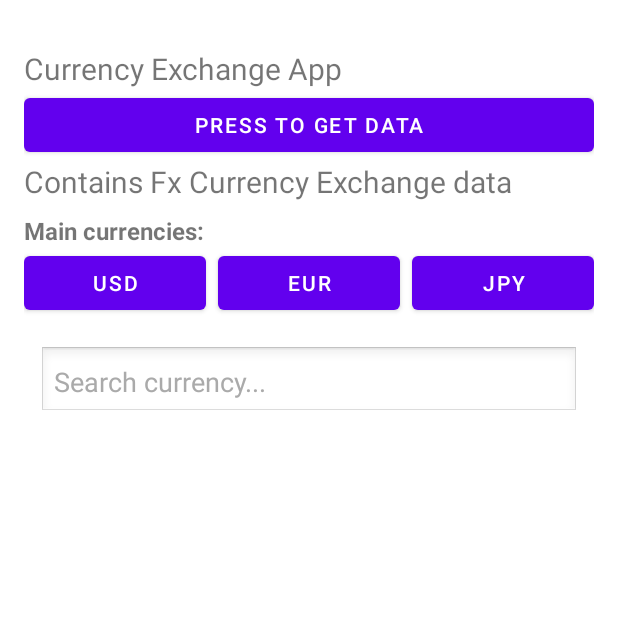
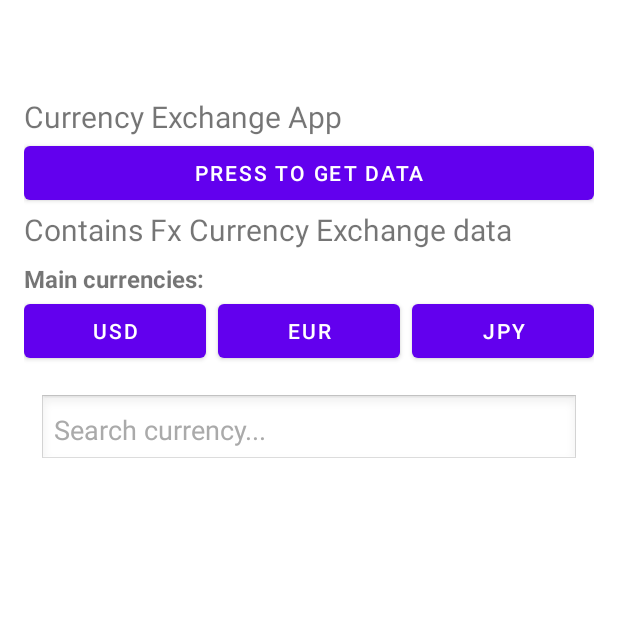
Before and after one commit to hesam5218/Cw_Currency_HesamKordi_S2436734, an Android app: the screen it shows after launch (MainActivity), on a phone screen of 412 x 824 dp, the top half of it. Run offline under Robolectric (Android 15) with nearby library versions, the phone set to English and light mode, and no system bars.

Commit message:
padding update

```diff
--- a/app/src/main/res/layout-land/activity_main.xml
+++ b/app/src/main/res/layout-land/activity_main.xml
@@ -20,7 +20,7 @@
 
     android:paddingBottom="16dp"
 
-    android:paddingTop="32dp">
+    android:paddingTop="64dp">
 
 
 
--- a/app/src/main/res/layout/activity_main.xml
+++ b/app/src/main/res/layout/activity_main.xml
@@ -17,7 +17,7 @@
 
     android:paddingBottom="16dp"
 
-    android:paddingTop="32dp" >
+    android:paddingTop="64dp" >
 
 
 
```
